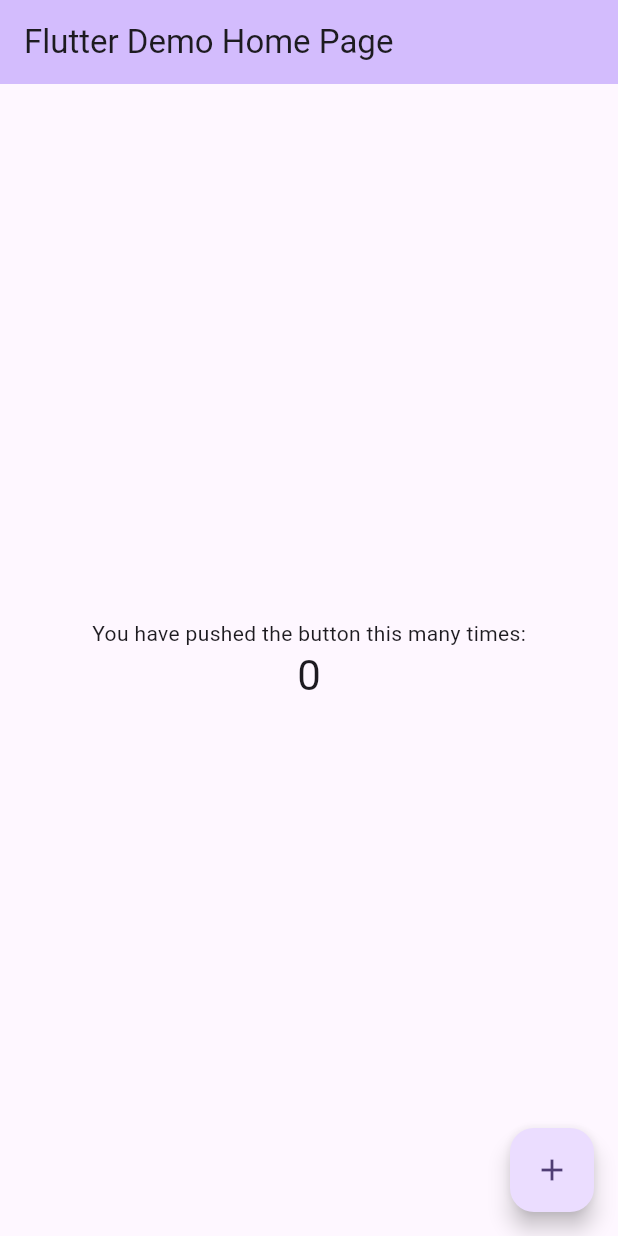
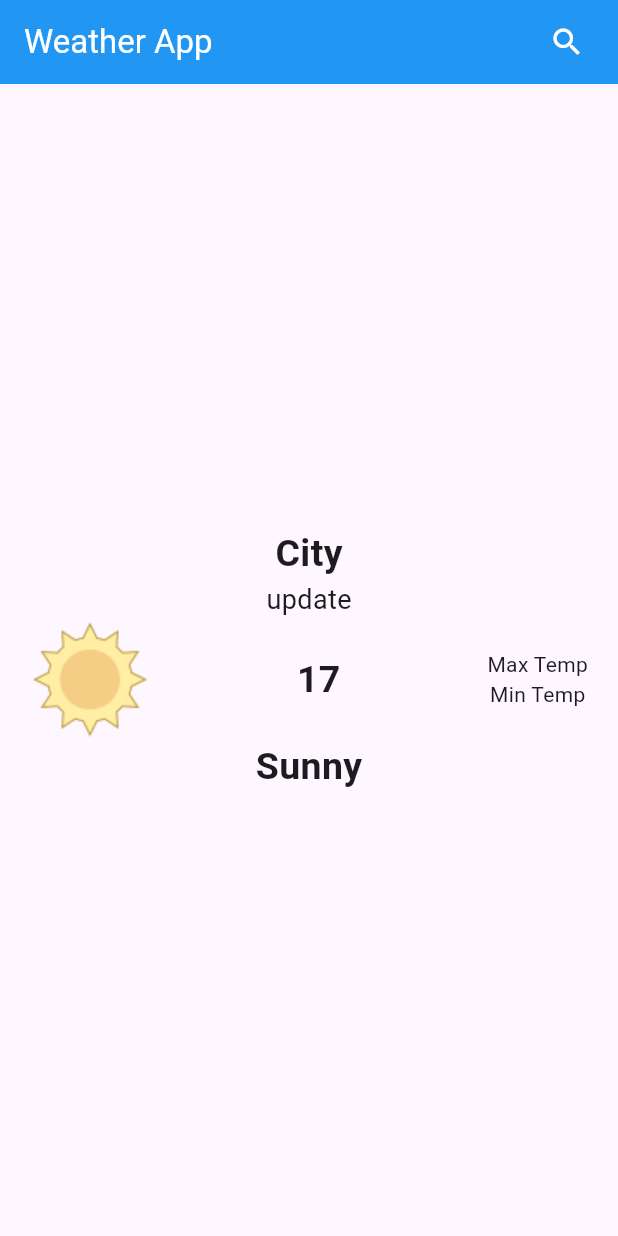
Before and after one commit to hamza-alshami/weather_app, a Flutter app: the screen it shows after launch, on a phone screen of 412 x 824 dp. Run offline on Flutter 3.47's test engine with Material 3 defaults, Android fonts, the phone set to English and light mode, and no system bars.

Commit message:
Refactor some code & updates

```diff
--- a/lib/main.dart
+++ b/lib/main.dart
@@ -1,122 +1,18 @@
 import 'package:flutter/material.dart';
+import 'package:weather_app/screens/home_screen.dart';
 
 void main() {
-  runApp(const MyApp());
+  runApp(const WeatherApp());
 }
 
-class MyApp extends StatelessWidget {
-  const MyApp({super.key});
+class WeatherApp extends StatelessWidget {
+  const WeatherApp({super.key});
 
-  // This widget is the root of your application.
   @override
   Widget build(BuildContext context) {
     return MaterialApp(
-      title: 'Flutter Demo',
-      theme: ThemeData(
-        // This is the theme of your application.
-        //
-        // TRY THIS: Try running your application with "flutter run". You'll see
-        // the application has a purple toolbar. Then, without quitting the app,
-        // try changing the seedColor in the colorScheme below to Colors.green
-        // and then invoke "hot reload" (save your changes or press the "hot
-        // reload" button in a Flutter-supported IDE, or press "r" if you used
-        // the command line to start the app).
-        //
-        // Notice that the counter didn't reset back to zero; the application
-        // state is not lost during the reload. To reset the state, use hot
-        // restart instead.
-        //
-        // This works for code too, not just values: Most code changes can be
-        // tested with just a hot reload.
-        colorScheme: .fromSeed(seedColor: Colors.deepPurple),
-      ),
-      home: const MyHomePage(title: 'Flutter Demo Home Page'),
+      debugShowCheckedModeBanner: false,
+      home: HomeScreen(),
     );
   }
 }
-
-class MyHomePage extends StatefulWidget {
-  const MyHomePage({super.key, required this.title});
-
-  // This widget is the home page of your application. It is stateful, meaning
-  // that it has a State object (defined below) that contains fields that affect
-  // how it looks.
-
-  // This class is the configuration for the state. It holds the values (in this
-  // case the title) provided by the parent (in this case the App widget) and
-  // used by the build method of the State. Fields in a Widget subclass are
-  // always marked "final".
-
-  final String title;
-
-  @override
-  State<MyHomePage> createState() => _MyHomePageState();
-}
-
-class _MyHomePageState extends State<MyHomePage> {
-  int _counter = 0;
-
-  void _incrementCounter() {
-    setState(() {
-      // This call to setState tells the Flutter framework that something has
-      // changed in this State, which causes it to rerun the build method below
-      // so that the display can reflect the updated values. If we changed
-      // _counter without calling setState(), then the build method would not be
-      // called again, and so nothing would appear to happen.
-      _counter++;
-    });
-  }
-
-  @override
-  Widget build(BuildContext context) {
-    // This method is rerun every time setState is called, for instance as done
-    // by the _incrementCounter method above.
-    //
-    // The Flutter framework has been optimized to make rerunning build methods
-    // fast, so that you can just rebuild anything that needs updating rather
-    // than having to individually change instances of widgets.
-    return Scaffold(
-      appBar: AppBar(
-        // TRY THIS: Try changing the color here to a specific color (to
-        // Colors.amber, perhaps?) and trigger a hot reload to see the AppBar
-        // change color while the other colors stay the same.
-        backgroundColor: Theme.of(context).colorScheme.inversePrimary,
-        // Here we take the value from the MyHomePage object that was created by
-        // the App.build method, and use it to set our appbar title.
-        title: Text(widget.title),
-      ),
-      body: Center(
-        // Center is a layout widget. It takes a single child and positions it
-        // in the middle of the parent.
-        child: Column(
-          // Column is also a layout widget. It takes a list of children and
-          // arranges them vertically. By default, it sizes itself to fit its
-          // children horizontally, and tries to be as tall as its parent.
-          //
-          // Column has various properties to control how it sizes itself and
-          // how it positions its children. Here we use mainAxisAlignment to
-          // center the children vertically; the main axis here is the vertical
-          // axis because Columns are vertical (the cross axis would be
-          // horizontal).
-          //
-          // TRY THIS: Invoke "debug painting" (choose the "Toggle Debug Paint"
-          // action in the IDE, or press "p" in the console), to see the
-          // wireframe for each widget.
-          mainAxisAlignment: .center,
-          children: [
-            const Text('You have pushed the button this many times:'),
-            Text(
-              '$_counter',
-              style: Theme.of(context).textTheme.headlineMedium,
-            ),
-          ],
-        ),
-      ),
-      floatingActionButton: FloatingActionButton(
-        onPressed: _incrementCounter,
-        tooltip: 'Increment',
-        child: const Icon(Icons.add),
-      ),
-    );
-  }
-}
--- /dev/null
+++ b/lib/screens/home_screen.dart
@@ -0,0 +1,46 @@
+import 'package:flutter/material.dart';
+import 'package:weather_app/screens/search_veiw_screen.dart';
+import 'package:weather_app/widgets/no_weather.dart';
+import 'package:weather_app/widgets/weather_screen_widget.dart';
+
+class HomeScreen extends StatelessWidget {
+  const HomeScreen({super.key});
+
+  @override
+  Widget build(BuildContext context) {
+    return Scaffold(
+      appBar: AppBar(
+        title: Text(
+          "Weather App",
+          style: TextStyle(color: Colors.white),
+        ),
+
+        actions: [
+          Padding(
+            padding: const EdgeInsets.only(
+              right: 10,
+            ),
+            child: IconButton(
+              onPressed: () {
+                Navigator.of(context).push(
+                  MaterialPageRoute(
+                    builder: (context) {
+                      return SearchVeiwScreen();
+                    },
+                  ),
+                );
+              },
+              icon: Icon(
+                Icons.search,
+                color: Colors.white,
+              ),
+            ),
+          ),
+        ],
+        backgroundColor: Colors.blue,
+      ),
+
+      body: WeatherScreenWidget(),
+    );
+  }
+}
--- /dev/null
+++ b/lib/screens/search_veiw_screen.dart
@@ -0,0 +1,13 @@
+import 'package:flutter/material.dart';
+
+class SearchVeiwScreen extends StatelessWidget {
+  const SearchVeiwScreen({super.key});
+
+  @override
+  Widget build(BuildContext context) {
+    return Scaffold(
+      appBar: AppBar(title: Text("Search City")),
+      body: TextField(),
+    );
+  }
+}
--- /dev/null
+++ b/lib/widgets/no_weather.dart
@@ -0,0 +1,19 @@
+import 'package:flutter/material.dart';
+
+class NoWeatherScreen extends StatelessWidget {
+  const NoWeatherScreen({super.key});
+
+  @override
+  Widget build(BuildContext context) {
+    return Center(
+      child: Text(
+        "There is no weather 😔\nstart searching now",
+        style: TextStyle(
+          fontWeight: FontWeight.w400,
+          fontSize: 22,
+        ),
+        textAlign: TextAlign.center,
+      ),
+    );
+  }
+}
--- /dev/null
+++ b/lib/widgets/weather_screen_widget.dart
@@ -0,0 +1,56 @@
+import 'package:flutter/material.dart';
+
+class WeatherScreenWidget extends StatelessWidget {
+  const WeatherScreenWidget({super.key});
+
+  @override
+  Widget build(BuildContext context) {
+    return Center(
+      child: Padding(
+        padding: const EdgeInsets.symmetric(horizontal: 20),
+        child: Column(
+          mainAxisAlignment: MainAxisAlignment.center,
+          children: [
+            Text(
+              "City",
+              style: TextStyle(
+                fontSize: 25,
+                fontWeight: FontWeight.bold,
+              ),
+            ),
+            Text("update", style: TextStyle(fontSize: 18)),
+            Row(
+              mainAxisAlignment:
+                  MainAxisAlignment.spaceBetween,
+              children: [
+                Image.asset("assets/images/clear.png"),
+
+                Text(
+                  "17",
+                  style: TextStyle(
+                    fontSize: 25,
+                    fontWeight: FontWeight.bold,
+                  ),
+                ),
+
+                Column(
+                  children: [
+                    Text("Max Temp"),
+                    Text("Min Temp"),
+                  ],
+                ),
+              ],
+            ),
+            Text(
+              "Sunny",
+              style: TextStyle(
+                fontSize: 25,
+                fontWeight: FontWeight.bold,
+              ),
+            ),
+          ],
+        ),
+      ),
+    );
+  }
+}
--- a/pubspec.yaml
+++ b/pubspec.yaml
@@ -58,9 +58,9 @@ flutter:
   uses-material-design: true
 
   # To add assets to your application, add an assets section, like this:
-  # assets:
-  #   - images/a_dot_burr.jpeg
-  #   - images/a_dot_ham.jpeg
+  assets:
+    - assets/images/
+
 
   # An image asset can refer to one or more resolution-specific "variants", see
   # https://flutter.dev/to/resolution-aware-images
```
Also changed, not shown: assets/images/clear.png (added), assets/images/cloudy.png (added), assets/images/rainy.png (added), assets/images/snow.png (added), assets/images/thunderstorm.png (added), pubspec.lock.
